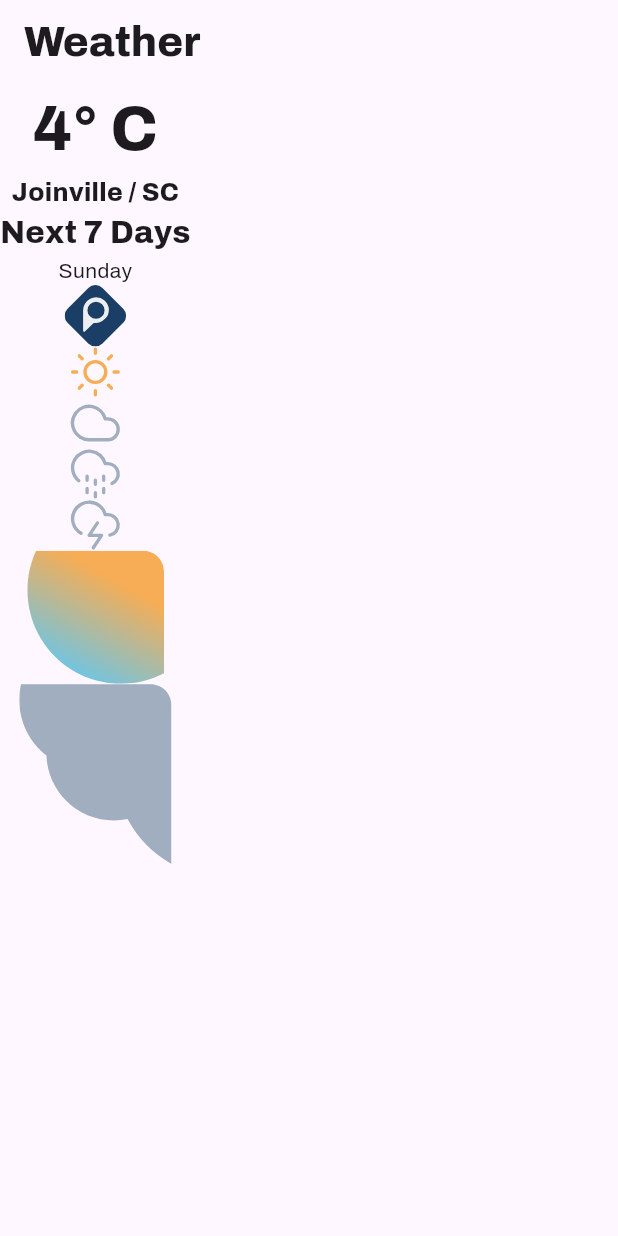
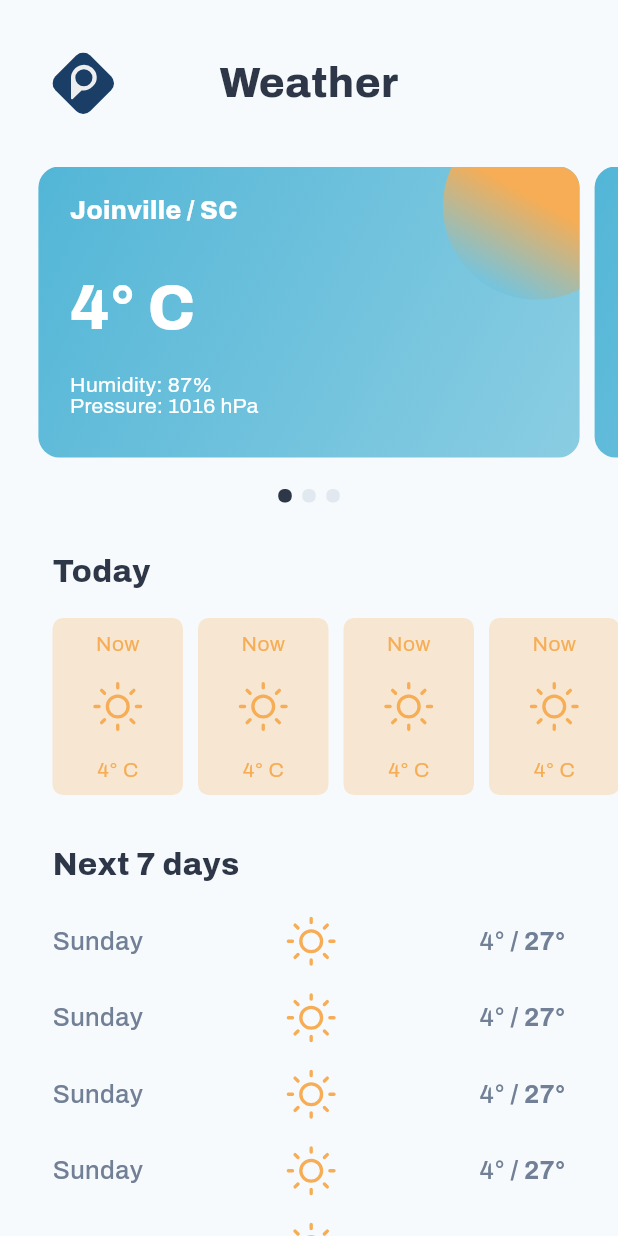
Before and after one commit to fmiyahira/project-mark-mobile-challenge, a Flutter app: the screen it shows after launch, on a phone screen of 412 x 824 dp. Run offline on Flutter 3.47's test engine with Material 3 defaults, Android fonts, the phone set to English and light mode, and no system bars; drawn by our look-alikes of smooth_page_indicator; our stand-ins replace flutter_svg.

Commit message:
feat: add DS + widgets

```diff
--- a/lib/main.dart
+++ b/lib/main.dart
@@ -1,7 +1,5 @@
 import 'package:flutter/material.dart';
-import 'package:flutter_svg/svg.dart';
-import 'package:weather_forecast/src/core/theme/app_assets.dart';
-import 'package:weather_forecast/src/core/theme/app_text_styles.dart';
+import 'package:weather_forecast/src/features/home/presentation/pages/home_page.dart';
 
 void main() {
   runApp(const MyApp());
@@ -15,45 +13,8 @@ class MyApp extends StatelessWidget {
     return MaterialApp(
       title: 'Weather Forecast',
       theme: ThemeData(fontFamily: 'Archivo'),
-      home: Scaffold(
-        appBar: AppBar(
-          title: const Text('Weather', style: AppTextStyles.headline2),
-        ),
-        body: SingleChildScrollView(
-          child: Column(
-            children: [
-              Text('4° C', style: AppTextStyles.headline1),
-              Text(
-                'Joinville / SC',
-                style: AppTextStyles.bodyText1.copyWith(
-                  fontWeight: FontWeight.w800,
-                ),
-              ),
-              Text('Next 7 Days', style: AppTextStyles.subtitle1),
-              Text('Sunday', style: AppTextStyles.bodyText2),
-              SvgPicture.asset(
-                AppAssets.projectmarkLogo,
-                width: 41,
-                height: 41,
-              ),
-              SvgPicture.asset(AppAssets.sunnyIcon, width: 34, height: 34),
-              SvgPicture.asset(AppAssets.cloudyIcon, width: 34, height: 34),
-              SvgPicture.asset(AppAssets.rainyIcon, width: 34, height: 34),
-              SvgPicture.asset(AppAssets.lightningIcon, width: 34, height: 34),
-              SvgPicture.asset(
-                AppAssets.sunBackground,
-                width: 91.51,
-                height: 89,
-              ),
-              SvgPicture.asset(
-                AppAssets.cloudBackground,
-                width: 102,
-                height: 120.38,
-              ),
-            ],
-          ),
-        ),
-      ),
+      home: HomePage(),
+      debugShowCheckedModeBanner: false,
     );
   }
 }
--- /dev/null
+++ b/lib/src/core/shared/ui/widgets/custom_app_bar_widget.dart
@@ -0,0 +1,45 @@
+import 'package:flutter/material.dart';
+import 'package:flutter_svg/svg.dart';
+import 'package:weather_forecast/src/core/theme/app_assets.dart';
+import 'package:weather_forecast/src/core/theme/app_colors.dart';
+import 'package:weather_forecast/src/core/theme/app_spacing.dart';
+import 'package:weather_forecast/src/core/theme/app_text_styles.dart';
+
+class CustomAppBarWidget extends StatelessWidget
+    implements PreferredSizeWidget {
+  final String title;
+  const CustomAppBarWidget({super.key, required this.title});
+
+  @override
+  Widget build(BuildContext context) {
+    return Padding(
+      padding: const EdgeInsets.fromLTRB(
+        AppSpacing.lg,
+        AppSpacing.lg,
+        AppSpacing.lg,
+        0,
+      ),
+      child: Row(
+        mainAxisAlignment: MainAxisAlignment.center,
+        children: [
+          SvgPicture.asset(
+            AppAssets.projectmarkLogo,
+            width: AppSpacing.logoHeight,
+            height: AppSpacing.logoHeight,
+          ),
+          Expanded(
+            child: Text(
+              title,
+              style: AppTextStyles.headline2.copyWith(color: AppColors.primary),
+              textAlign: TextAlign.center,
+            ),
+          ),
+          SizedBox(width: AppSpacing.logoHeight),
+        ],
+      ),
+    );
+  }
+
+  @override
+  Size get preferredSize => Size(double.infinity, AppSpacing.appBarHeight);
+}
--- /dev/null
+++ b/lib/src/core/shared/ui/widgets/page_view_indicator_widget.dart
@@ -0,0 +1,28 @@
+import 'package:flutter/material.dart';
+import 'package:smooth_page_indicator/smooth_page_indicator.dart';
+import 'package:weather_forecast/src/core/theme/app_colors.dart';
+
+class PageViewIndicatorWidget extends StatelessWidget {
+  final PageController controller;
+  const PageViewIndicatorWidget({super.key, required this.controller});
+
+  @override
+  Widget build(BuildContext context) {
+    return Center(
+      child: SmoothPageIndicator(
+        controller: controller,
+        count: 3,
+        axisDirection: Axis.horizontal,
+        effect: SlideEffect(
+          spacing: 7.0,
+          radius: 4,
+          dotWidth: 9.0,
+          dotHeight: 9.0,
+          paintStyle: PaintingStyle.fill,
+          dotColor: AppColors.surfaceRedStart,
+          activeDotColor: AppColors.primary,
+        ),
+      ),
+    );
+  }
+}
--- /dev/null
+++ b/lib/src/core/theme/app_colors.dart
@@ -0,0 +1,23 @@
+import 'package:flutter/material.dart';
+
+class AppColors {
+  // Primary Colors
+  static const Color primary = Color(0xFF2D3748);
+  static const Color primaryLight = Color(0xFF718096);
+  static const Color primaryLightest = Color(0xFFA0AEC0);
+  static const Color white = Color(0xFFFFFFFF);
+
+  // Secondary Colors
+  static const Color secondary = Color(0xFFF6AD55);
+
+  // Background Colors
+  static const Color background = Color(0xFFF7FAFC);
+  static const Color backgroundActive = Color(0xFFF6AD55);
+  static const Color backgroundIactive = Color(0xFFEDF2F7);
+  static const Color surfaceBlueStart = Color(0xFF53B6D7);
+  static const Color surfaceBlueEnd = Color(0xFF8ACDE2);
+  static const Color surfaceOrangeStart = Color(0xFFFF8D5D);
+  static const Color surfaceOrangeEnd = Color(0xFFFF5108);
+  static const Color surfaceRedStart = Color(0xFFE2E8F0);
+  static const Color surfaceRedEnd = Color(0xFFA0AEC0);
+}
--- /dev/null
+++ b/lib/src/core/theme/app_spacing.dart
@@ -0,0 +1,10 @@
+class AppSpacing {
+  static const double sm = 21.0;
+  static const double md = 23.0;
+  static const double lg = 35.0;
+  static const double xxxl = 100.0;
+
+  static const double appBarHeight = 77.0;
+  static const double logoHeight = 41.0;
+  static const double iconHeight = 34.0;
+}
--- a/lib/src/core/theme/app_text_styles.dart
+++ b/lib/src/core/theme/app_text_styles.dart
@@ -5,29 +5,34 @@ class AppTextStyles {
     fontFamily: 'Archivo',
     fontWeight: FontWeight.w800,
     fontSize: 42,
+    height: 1,
   );
 
   static const TextStyle headline2 = TextStyle(
     fontFamily: 'Archivo',
     fontWeight: FontWeight.w800,
     fontSize: 28,
+    height: 1,
   );
 
   static const TextStyle subtitle1 = TextStyle(
     fontFamily: 'Archivo',
     fontWeight: FontWeight.w800,
     fontSize: 21,
+    height: 1,
   );
 
   static const TextStyle bodyText1 = TextStyle(
     fontFamily: 'Archivo',
     fontWeight: FontWeight.w500,
     fontSize: 17,
+    height: 1,
   );
 
   static const TextStyle bodyText2 = TextStyle(
     fontFamily: 'Archivo',
     fontWeight: FontWeight.w400,
     fontSize: 14,
+    height: 1,
   );
 }
--- /dev/null
+++ b/lib/src/features/home/presentation/pages/home_page.dart
@@ -0,0 +1,43 @@
+import 'package:flutter/material.dart';
+import 'package:weather_forecast/src/core/shared/ui/widgets/custom_app_bar_widget.dart';
+import 'package:weather_forecast/src/core/theme/app_colors.dart';
+import 'package:weather_forecast/src/core/theme/app_spacing.dart';
+import 'package:weather_forecast/src/features/home/presentation/strings/home_page_strings.dart';
+import 'package:weather_forecast/src/features/home/presentation/widgets/carousel_card_weather_current_widget.dart';
+import 'package:weather_forecast/src/features/home/presentation/widgets/list_card_weather_hourly_widget.dart';
+import 'package:weather_forecast/src/features/home/presentation/widgets/sliver_list_item_weather_daily_widget.dart';
+import 'package:weather_forecast/src/features/home/presentation/widgets/subtitle_widget.dart';
+
+class HomePage extends StatelessWidget {
+  const HomePage({super.key});
+
+  @override
+  Widget build(BuildContext context) {
+    PageController controller = PageController(
+      initialPage: 0,
+      viewportFraction: 0.9,
+    );
+
+    return Scaffold(
+      backgroundColor: AppColors.background,
+      appBar: CustomAppBarWidget(title: HomePageStrings.appBarTitle),
+      body: CustomScrollView(
+        slivers: [
+          SliverList.list(
+            children: [
+              SizedBox(height: AppSpacing.lg),
+              CarouselCardWeatherCurrentWidget(controller: controller),
+              SizedBox(height: AppSpacing.lg),
+              ListCardWeatherHourlyWidget(),
+              SizedBox(height: AppSpacing.lg),
+              SubtitleWidget(subtile: HomePageStrings.subtitleNextDays),
+              SizedBox(height: AppSpacing.sm),
+            ],
+          ),
+          SliverListItemWeatherDailyWidget(),
+          SliverToBoxAdapter(child: SizedBox(height: AppSpacing.xxxl)),
+        ],
+      ),
+    );
+  }
+}
--- /dev/null
+++ b/lib/src/features/home/presentation/strings/home_page_strings.dart
@@ -0,0 +1,8 @@
+class HomePageStrings {
+  static const String appBarTitle = 'Weather';
+  static const String subtitleNextDays = 'Next 7 days';
+  static const String humidity = 'Humidity';
+  static const String pressure = 'Pressure';
+  static const String pressureUnit = 'hPa';
+  static const String currentDay = 'Today';
+}
--- /dev/null
+++ b/lib/src/features/home/presentation/widgets/card_weather_current_widget.dart
@@ -0,0 +1,76 @@
+import 'package:flutter/material.dart';
+import 'package:flutter_svg/svg.dart';
+import 'package:weather_forecast/src/core/theme/app_assets.dart';
+import 'package:weather_forecast/src/core/theme/app_colors.dart';
+import 'package:weather_forecast/src/core/theme/app_spacing.dart';
+import 'package:weather_forecast/src/core/theme/app_text_styles.dart';
+import 'package:weather_forecast/src/features/home/presentation/strings/home_page_strings.dart';
+
+class CardWeatherCurrentWidget extends StatelessWidget {
+  const CardWeatherCurrentWidget({super.key});
+
+  @override
+  Widget build(BuildContext context) {
+    return Container(
+      margin: const EdgeInsets.symmetric(horizontal: 5),
+      width: 358,
+      height: 194,
+      decoration: BoxDecoration(
+        gradient: LinearGradient(
+          colors: [AppColors.surfaceBlueStart, AppColors.surfaceBlueEnd],
+          begin: Alignment.topLeft,
+          end: Alignment.bottomRight,
+        ),
+        borderRadius: BorderRadius.circular(14),
+      ),
+      child: Stack(
+        children: [
+          Positioned(
+            right: 0,
+            top: 0,
+            child: SvgPicture.asset(
+              AppAssets.sunBackground,
+              width: 91.51,
+              height: 89,
+            ),
+          ),
+          Padding(
+            padding: const EdgeInsets.all(AppSpacing.sm),
+            child: Column(
+              crossAxisAlignment: CrossAxisAlignment.start,
+              children: [
+                Text(
+                  'Joinville / SC',
+                  style: AppTextStyles.bodyText1.copyWith(
+                    fontWeight: FontWeight.w800,
+                    color: AppColors.white,
+                  ),
+                ),
+                SizedBox(height: AppSpacing.lg),
+                Text(
+                  '4° C',
+                  style: AppTextStyles.headline1.copyWith(
+                    color: AppColors.white,
+                  ),
+                ),
+                SizedBox(height: AppSpacing.md),
+                Text(
+                  '${HomePageStrings.humidity}: 87%',
+                  style: AppTextStyles.bodyText2.copyWith(
+                    color: AppColors.white,
+                  ),
+                ),
+                Text(
+                  '${HomePageStrings.pressure}: 1016 ${HomePageStrings.pressureUnit}',
+                  style: AppTextStyles.bodyText2.copyWith(
+                    color: AppColors.white,
+                  ),
+                ),
+              ],
+            ),
+          ),
+        ],
+      ),
+    );
+  }
+}
--- /dev/null
+++ b/lib/src/features/home/presentation/widgets/card_weather_hourly_widget.dart
@@ -0,0 +1,41 @@
+import 'package:flutter/material.dart';
+import 'package:flutter_svg/svg.dart';
+import 'package:weather_forecast/src/core/theme/app_assets.dart';
+import 'package:weather_forecast/src/core/theme/app_colors.dart';
+import 'package:weather_forecast/src/core/theme/app_spacing.dart';
+import 'package:weather_forecast/src/core/theme/app_text_styles.dart';
+
+class CardWeatherHourlyWidget extends StatelessWidget {
+  const CardWeatherHourlyWidget({super.key});
+
+  @override
+  Widget build(BuildContext context) {
+    return Container(
+      height: 118,
+      width: 87,
+      padding: EdgeInsets.all(10),
+      decoration: BoxDecoration(
+        borderRadius: BorderRadius.circular(7),
+        color: AppColors.backgroundActive.withValues(alpha: .25),
+      ),
+      child: Column(
+        mainAxisAlignment: MainAxisAlignment.spaceBetween,
+        children: [
+          Text(
+            'Now',
+            style: AppTextStyles.bodyText2.copyWith(color: AppColors.secondary),
+          ),
+          SvgPicture.asset(
+            AppAssets.sunnyIcon,
+            width: AppSpacing.iconHeight,
+            height: AppSpacing.iconHeight,
+          ),
+          Text(
+            '4° C',
+            style: AppTextStyles.bodyText2.copyWith(color: AppColors.secondary),
+          ),
+        ],
+      ),
+    );
+  }
+}
--- /dev/null
+++ b/lib/src/features/home/presentation/widgets/carousel_card_weather_current_widget.dart
@@ -0,0 +1,29 @@
+import 'package:flutter/material.dart';
+import 'package:weather_forecast/src/core/shared/ui/widgets/page_view_indicator_widget.dart';
+import 'package:weather_forecast/src/core/theme/app_spacing.dart';
+import 'package:weather_forecast/src/features/home/presentation/widgets/card_weather_current_widget.dart';
+
+class CarouselCardWeatherCurrentWidget extends StatelessWidget {
+  final PageController controller;
+  const CarouselCardWeatherCurrentWidget({super.key, required this.controller});
+
+  @override
+  Widget build(BuildContext context) {
+    return Column(
+      children: [
+        SizedBox(
+          height: 194,
+          child: PageView.builder(
+            itemCount: 3,
+            controller: controller,
+            itemBuilder: (BuildContext context, int index) {
+              return CardWeatherCurrentWidget();
+            },
+          ),
+        ),
+        SizedBox(height: AppSpacing.sm),
+        PageViewIndicatorWidget(controller: controller),
+      ],
+    );
+  }
+}
--- /dev/null
+++ b/lib/src/features/home/presentation/widgets/item_tile_weather_daily_widget.dart
@@ -0,0 +1,50 @@
+import 'package:flutter/material.dart';
+import 'package:flutter_svg/svg.dart';
+import 'package:weather_forecast/src/core/theme/app_assets.dart';
+import 'package:weather_forecast/src/core/theme/app_colors.dart';
+import 'package:weather_forecast/src/core/theme/app_spacing.dart';
+import 'package:weather_forecast/src/core/theme/app_text_styles.dart';
+
+class ItemTileWeatherDailyWidget extends StatelessWidget {
+  const ItemTileWeatherDailyWidget({super.key});
+
+  @override
+  Widget build(BuildContext context) {
+    return Container(
+      margin: const EdgeInsets.only(bottom: 17),
+      child: Row(
+        mainAxisAlignment: MainAxisAlignment.spaceBetween,
+        children: [
+          Text(
+            'Sunday',
+            style: AppTextStyles.bodyText1.copyWith(
+              color: AppColors.primaryLight,
+            ),
+          ),
+          SvgPicture.asset(
+            AppAssets.sunnyIcon,
+            width: AppSpacing.iconHeight,
+            height: AppSpacing.iconHeight,
+          ),
+          Row(
+            children: [
+              Text(
+                '4° ',
+                style: AppTextStyles.bodyText1.copyWith(
+                  color: AppColors.primaryLight,
+                ),
+              ),
+              Text(
+                '/ 27°',
+                style: AppTextStyles.bodyText1.copyWith(
+                  fontWeight: FontWeight.w700,
+                  color: AppColors.primaryLight,
+                ),
+              ),
+            ],
+          ),
+        ],
+      ),
+    );
+  }
+}
--- /dev/null
+++ b/lib/src/features/home/presentation/widgets/list_card_weather_hourly_widget.dart
@@ -0,0 +1,34 @@
+import 'package:flutter/material.dart';
+import 'package:weather_forecast/src/core/theme/app_spacing.dart';
+import 'package:weather_forecast/src/features/home/presentation/strings/home_page_strings.dart';
+import 'package:weather_forecast/src/features/home/presentation/widgets/card_weather_hourly_widget.dart';
+import 'package:weather_forecast/src/features/home/presentation/widgets/subtitle_widget.dart';
+
+class ListCardWeatherHourlyWidget extends StatelessWidget {
+  const ListCardWeatherHourlyWidget({super.key});
+
+  @override
+  Widget build(BuildContext context) {
+    return Column(
+      crossAxisAlignment: CrossAxisAlignment.start,
+      children: [
+        SubtitleWidget(subtile: HomePageStrings.currentDay),
+        SizedBox(height: AppSpacing.sm),
+        SizedBox(
+          height: 118,
+          child: ListView.builder(
+            padding: const EdgeInsets.only(left: AppSpacing.lg),
+            scrollDirection: Axis.horizontal,
+            itemCount: 10,
+            itemBuilder: (BuildContext context, int index) {
+              return Padding(
+                padding: EdgeInsets.only(left: index == 0 ? 0 : 10),
+                child: CardWeatherHourlyWidget(),
+              );
+            },
+          ),
+        ),
+      ],
+    );
+  }
+}
--- /dev/null
+++ b/lib/src/features/home/presentation/widgets/sliver_list_item_weather_daily_widget.dart
@@ -0,0 +1,23 @@
+import 'package:flutter/material.dart';
+import 'package:weather_forecast/src/core/theme/app_spacing.dart';
+import 'package:weather_forecast/src/features/home/presentation/widgets/item_tile_weather_daily_widget.dart';
+
+class SliverListItemWeatherDailyWidget extends StatelessWidget {
+  const SliverListItemWeatherDailyWidget({super.key});
+
+  @override
+  Widget build(BuildContext context) {
+    return SliverPadding(
+      padding: const EdgeInsets.symmetric(
+        horizontal: AppSpacing.lg,
+        vertical: 3.5,
+      ),
+      sliver: SliverList.builder(
+        itemCount: 7,
+        itemBuilder: (BuildContext context, int index) {
+          return ItemTileWeatherDailyWidget();
+        },
+      ),
+    );
+  }
+}
--- /dev/null
+++ b/lib/src/features/home/presentation/widgets/subtitle_widget.dart
@@ -0,0 +1,20 @@
+import 'package:flutter/material.dart';
+import 'package:weather_forecast/src/core/theme/app_colors.dart';
+import 'package:weather_forecast/src/core/theme/app_spacing.dart';
+import 'package:weather_forecast/src/core/theme/app_text_styles.dart';
+
+class SubtitleWidget extends StatelessWidget {
+  final String subtile;
+  const SubtitleWidget({super.key, required this.subtile});
+
+  @override
+  Widget build(BuildContext context) {
+    return Padding(
+      padding: const EdgeInsets.symmetric(horizontal: AppSpacing.lg),
+      child: Text(
+        subtile,
+        style: AppTextStyles.subtitle1.copyWith(color: AppColors.primary),
+      ),
+    );
+  }
+}
--- a/pubspec.yaml
+++ b/pubspec.yaml
@@ -10,6 +10,7 @@ dependencies:
   flutter:
     sdk: flutter
   flutter_svg: ^2.0.17
+  smooth_page_indicator: ^1.2.1
 
 dev_dependencies:
   flutter_test:
```
Also changed, not shown: pubspec.lock.
